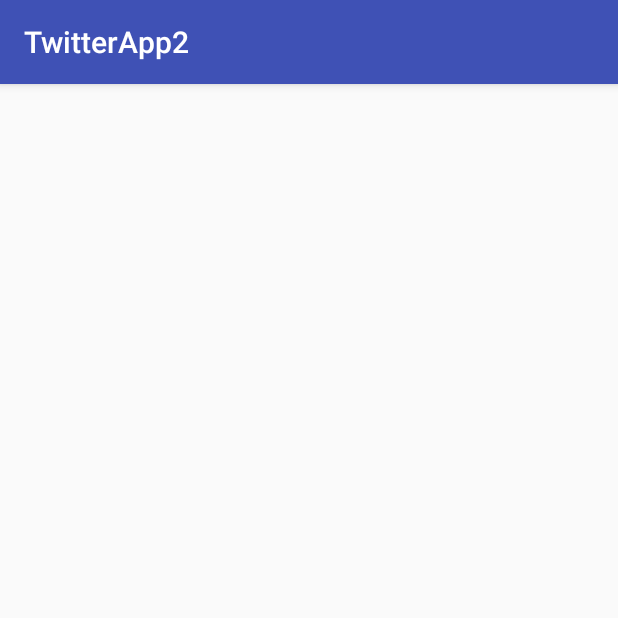
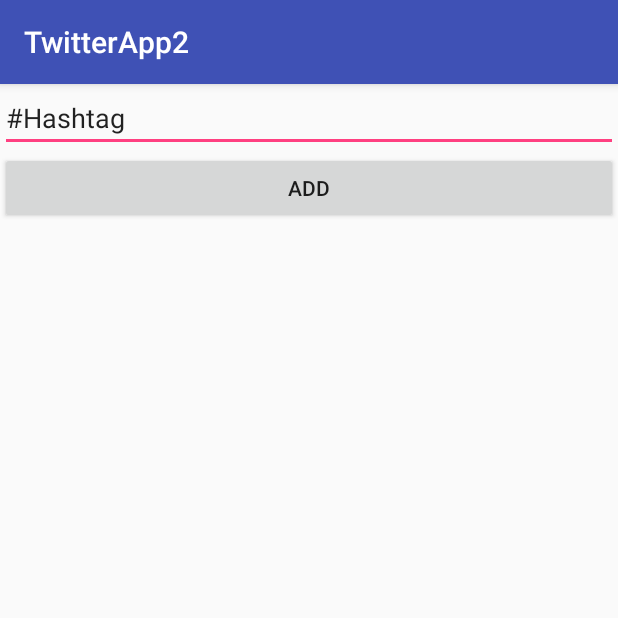
Before and after one commit to ProjektTwitter/TwitterStatApp, an Android app: the screen it shows after launch (AddHashActivity), after a tap on "ADD #", on a phone screen of 412 x 824 dp, the top half of it. Run offline under Robolectric (Android 15) with nearby library versions, the phone set to English and light mode, and no system bars; libraries missing offline, so code that uses them is left out: twitter4j.conf; 2 statements that could not run were skipped.

Commit message:
Added singleton class for hashtag list

```diff
--- a/app/src/main/java/com/sdplab/twitterstat/twitterapp2/AddHashActivity.java
+++ b/app/src/main/java/com/sdplab/twitterstat/twitterapp2/AddHashActivity.java
@@ -2,12 +2,33 @@ package com.sdplab.twitterstat.twitterapp2;
 
 import android.support.v7.app.AppCompatActivity;
 import android.os.Bundle;
+import android.view.View;
+import android.widget.Button;
+import android.widget.EditText;
 
-public class AddHashActivity extends AppCompatActivity {
+
+public class AddHashActivity extends AppCompatActivity implements View.OnClickListener {
+
+    private HashtagContainer hc;
+    private EditText etOne;
 
     @Override
     protected void onCreate(Bundle savedInstanceState) {
         super.onCreate(savedInstanceState);
         setContentView(R.layout.activity_add_hash);
+        Button one = findViewById(R.id.button_add);
+        etOne = findViewById(R.id.editText1);
+        hc = HashtagContainer.getInstance();
+    }
+
+    @Override
+    public void onClick(View v) {
+        switch(v.getId()){
+
+            case R.id.button_add:
+                hc.addTag(String.valueOf(etOne.getText()));
+                break;
+
+        }
     }
 }
--- /dev/null
+++ b/app/src/main/java/com/sdplab/twitterstat/twitterapp2/HashtagContainer.java
@@ -0,0 +1,30 @@
+package com.sdplab.twitterstat.twitterapp2;
+
+import java.util.ArrayList;
+
+public class HashtagContainer {
+
+    private ArrayList tagList;
+
+    private static HashtagContainer instance;
+
+    private HashtagContainer(){
+        tagList = new ArrayList<String>();
+    }
+
+    public static HashtagContainer getInstance(){
+        if(instance==null){
+            synchronized (HashtagContainer.class){
+                if(instance==null){
+                    instance = new HashtagContainer();
+                }
+            }
+        }
+        return instance;
+    }
+
+    public void addTag(String tag){
+        tagList.add(tag);
+    }
+
+}
--- a/app/src/main/java/com/sdplab/twitterstat/twitterapp2/MainActivity.java
+++ b/app/src/main/java/com/sdplab/twitterstat/twitterapp2/MainActivity.java
@@ -18,6 +18,8 @@ public class MainActivity extends AppCompatActivity implements View.OnClickListe
         setContentView(R.layout.activity_main);
         Button one = findViewById(R.id.button1);
         one.setOnClickListener(this);
+        ConfigurationBuilder cb = new ConfigurationBuilder();
+        connectToAPI(cb);
     }
 
     @Override
@@ -36,8 +38,7 @@ public class MainActivity extends AppCompatActivity implements View.OnClickListe
         startActivity(intent);
     }
 
-    private void connectToAPI(){
-        ConfigurationBuilder cb = new ConfigurationBuilder();
+    private void connectToAPI(ConfigurationBuilder cb){
         cb.setDebugEnabled(true).setOAuthConsumerKey(Constants.consumerKey)
                 .setOAuthConsumerSecret(Constants.consumerSecret)
                 .setOAuthAccessToken(Constants.accessToken)
--- a/app/src/main/res/layout/activity_add_hash.xml
+++ b/app/src/main/res/layout/activity_add_hash.xml
@@ -6,4 +6,23 @@
     android:layout_height="match_parent"
     tools:context=".AddHashActivity">
 
+    <LinearLayout
+        android:layout_width="match_parent"
+        android:layout_height="match_parent"
+        android:orientation="vertical">
+
+        <EditText
+            android:id="@+id/editText1"
+            android:layout_width="match_parent"
+            android:layout_height="wrap_content"
+            android:ems="10"
+            android:inputType="textPersonName"
+            android:text="#Hashtag" />
+
+        <Button
+            android:id="@+id/button_add"
+            android:layout_width="match_parent"
+            android:layout_height="wrap_content"
+            android:text="Add" />
+    </LinearLayout>
 </android.support.constraint.ConstraintLayout>
```
Also changed, not shown: 1 other file.
